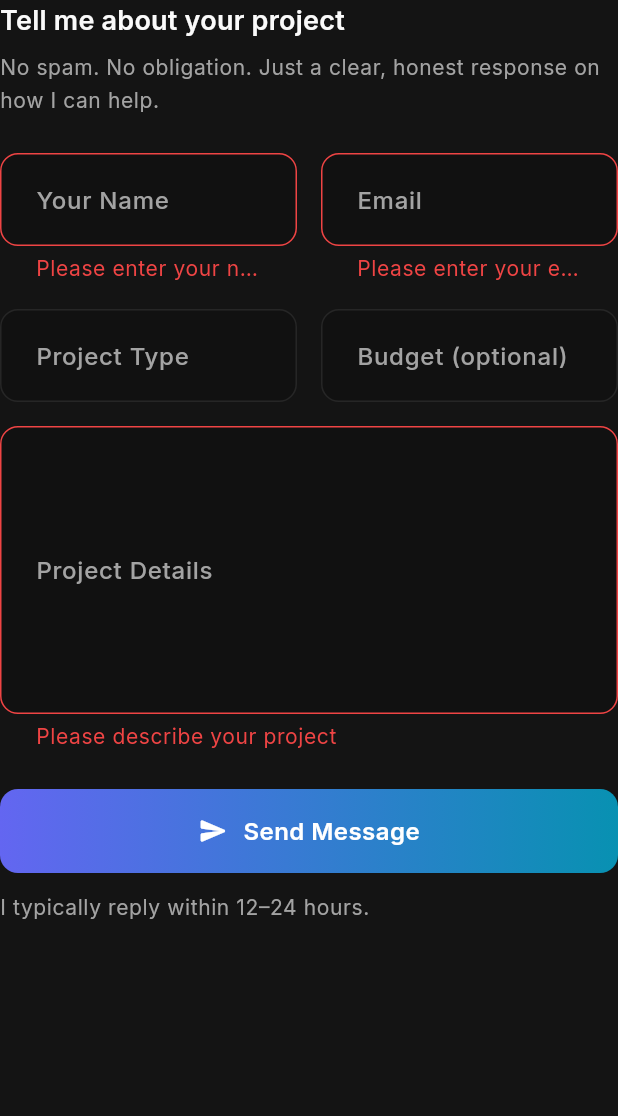
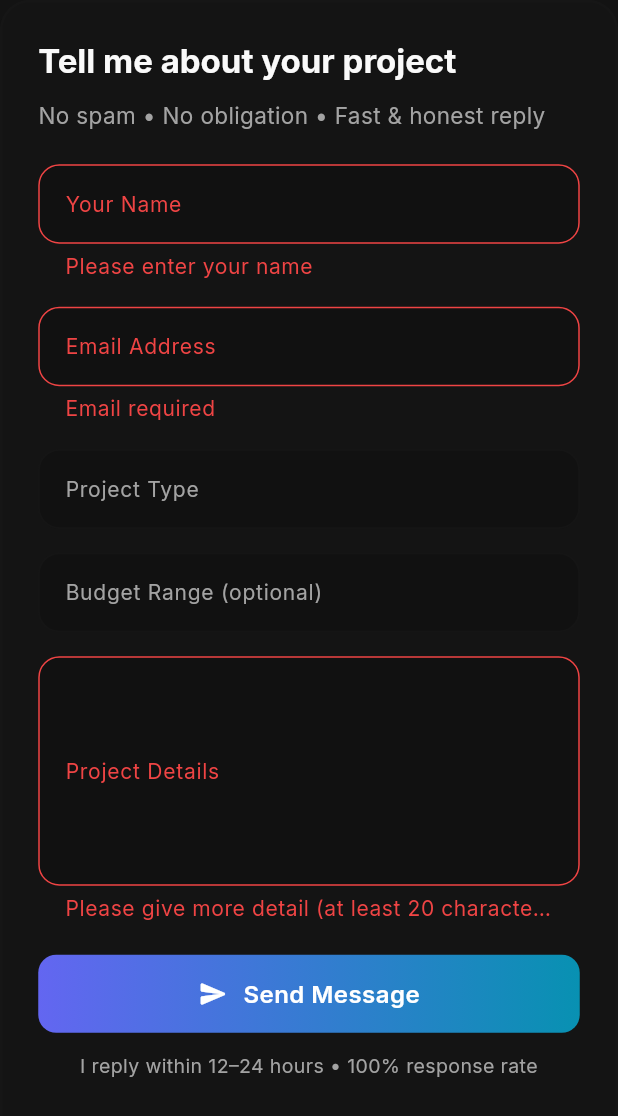
Before and after one commit to Sanaullah49/sanaullah, a Flutter app: the ContactForm widget shown alone on an empty page, opened directly, after a tap on "Send Message", on a phone screen of 412 x 824 dp. Shown: the top 1116 px of the screen. Run offline on Flutter 3.47's test engine with Material 3 defaults, Android fonts, the phone set to English and light mode, and no system bars; our stand-ins replace animated_text_kit, firebase_core, flutter_markdown_plus, flutter_riverpod, font_awesome_flutter, go_router and 3 more; accounts and stored records are empty.

Commit message:
contact responsive

```diff
--- a/lib/features/home/widgets/contact_form.dart
+++ b/lib/features/home/widgets/contact_form.dart
@@ -1,6 +1,8 @@
 import 'package:flutter/material.dart';
 
+import '../../../core/theme/app_colors.dart';
 import '../../../core/theme/theme_provider.dart';
+import '../../../core/utils/responsive_utils.dart';
 import '../../../core/utils/url_launcher_utils.dart';
 import '../../../core/widgets/primary_button.dart';
 
@@ -13,10 +15,9 @@ class ContactForm extends StatefulWidget {
 
 class _ContactFormState extends State<ContactForm> {
   final _formKey = GlobalKey<FormState>();
-
   final _nameCtrl = TextEditingController();
   final _emailCtrl = TextEditingController();
-  final _projectTypeCtrl = TextEditingController();
+  final _projectCtrl = TextEditingController();
   final _budgetCtrl = TextEditingController();
   final _messageCtrl = TextEditingController();
 
@@ -26,59 +27,48 @@ class _ContactFormState extends State<ContactForm> {
   void dispose() {
     _nameCtrl.dispose();
     _emailCtrl.dispose();
-    _projectTypeCtrl.dispose();
+    _projectCtrl.dispose();
     _budgetCtrl.dispose();
     _messageCtrl.dispose();
     super.dispose();
   }
 
   Future<void> _submit() async {
-    final form = _formKey.currentState;
-    if (form == null || !form.validate()) return;
+    if (!_formKey.currentState!.validate()) return;
 
     setState(() => _isSubmitting = true);
 
-    final name = _nameCtrl.text.trim();
-    final email = _emailCtrl.text.trim();
-    final projectType = _projectTypeCtrl.text.trim();
-    final budget = _budgetCtrl.text.trim();
-    final message = _messageCtrl.text.trim();
-
-    final subject = 'New Project Inquiry from $name';
     final body =
         '''
-Name: $name
-Email: $email
-Project Type: ${projectType.isEmpty ? 'Not specified' : projectType}
-Budget: ${budget.isEmpty ? 'Not specified' : budget}
+Name: ${_nameCtrl.text}
+Email: ${_emailCtrl.text}
+Project: ${_projectCtrl.text}
+Budget: ${_budgetCtrl.text}
 
 Message:
-$message
+${_messageCtrl.text}
     ''';
 
     try {
-      await UrlLauncherUtils.launchEmail(subject: subject, body: body);
+      await UrlLauncherUtils.launchEmail(
+        subject: 'New Project Inquiry – ${_nameCtrl.text}',
+        body: body,
+      );
 
       if (mounted) {
         ScaffoldMessenger.of(context).showSnackBar(
-          const SnackBar(
-            content: Text('Opening your email client. Please review and send.'),
-          ),
+          const SnackBar(content: Text('Opening email client...')),
         );
       }
 
       _formKey.currentState?.reset();
-      _projectTypeCtrl.clear();
+      _projectCtrl.clear();
       _budgetCtrl.clear();
       _messageCtrl.clear();
-    } catch (_) {
+    } catch (e) {
       if (mounted) {
         ScaffoldMessenger.of(context).showSnackBar(
-          const SnackBar(
-            content: Text(
-              'Could not open email client. Please contact directly.',
-            ),
-          ),
+          const SnackBar(content: Text('Could not open email app')),
         );
       }
     } finally {
@@ -90,59 +80,104 @@ $message
 
   @override
   Widget build(BuildContext context) {
-    final textTheme = context.textTheme;
-    final colorScheme = context.colorScheme;
+    final isDark = context.isDarkMode;
+    final isMobile = context.isMobile;
+    final isSmallMobile = MediaQuery.of(context).size.width < 380;
 
-    return Form(
+    return AnimatedContainer(
+      duration: const Duration(milliseconds: 300),
+      padding: EdgeInsets.all(
+        context.responsive(
+          mobile: isSmallMobile ? 20 : 24,
+          tablet: 26,
+          desktop: 28,
+        ),
+      ),
+      decoration: BoxDecoration(
+        color: isDark ? AppColors.darkCard : AppColors.lightCard,
+        borderRadius: BorderRadius.circular(
+          context.responsive(mobile: 20, tablet: 22, desktop: 24),
+        ),
+        border: Border.all(
+          color: Theme.of(context).colorScheme.outline.withValues(alpha: 0.12),
+          width: 1.5,
+        ),
+        boxShadow: [
+          BoxShadow(
+            color: Colors.black.withValues(alpha: isDark ? 0.3 : 0.08),
+            blurRadius: 30,
+            offset: const Offset(0, 10),
+          ),
+        ],
+      ),
+      child: Form(
         key: _formKey,
         child: Column(
           crossAxisAlignment: CrossAxisAlignment.start,
           children: [
             Text(
               'Tell me about your project',
-            style: textTheme.titleMedium?.copyWith(fontWeight: FontWeight.w600),
-          ),
-          const SizedBox(height: 8),
-          Text(
-            'No spam. No obligation. Just a clear, honest response on how I can help.',
-            style: textTheme.bodySmall?.copyWith(
-              color: colorScheme.onSurfaceVariant,
+              style: Theme.of(context).textTheme.titleLarge?.copyWith(
+                fontSize: isSmallMobile ? 20 : 22,
+                fontWeight: FontWeight.bold,
               ),
             ),
-          const SizedBox(height: 24),
+            SizedBox(height: isSmallMobile ? 6 : 8),
+            Text(
+              'No spam • No obligation • Fast & honest reply',
+              style: TextStyle(
+                color: Theme.of(context).colorScheme.onSurfaceVariant,
+                fontSize: isSmallMobile ? 13 : 15,
+              ),
+            ),
+            SizedBox(
+              height: context.responsive(mobile: 20, tablet: 24, desktop: 28),
+            ),
 
+            if (isMobile) ...[
+              _FormField(
+                controller: _nameCtrl,
+                label: 'Your Name',
+                hint: 'John Doe',
+                validator: (v) => (v?.trim().isEmpty ?? true)
+                    ? 'Please enter your name'
+                    : null,
+              ),
+              const SizedBox(height: 16),
+              _FormField(
+                controller: _emailCtrl,
+                label: 'Email Address',
+                hint: 'you@example.com',
+                keyboardType: TextInputType.emailAddress,
+                validator: (v) {
+                  if (v?.isEmpty ?? true) return 'Email required';
+                  if (!v!.contains('@')) return 'Invalid email';
+                  return null;
+                },
+              ),
+            ] else
               Row(
                 children: [
                   Expanded(
-                child: _TextField(
+                    child: _FormField(
                       controller: _nameCtrl,
                       label: 'Your Name',
                       hint: 'John Doe',
-                  textInputAction: TextInputAction.next,
-                  validator: (value) {
-                    if (value == null || value.trim().isEmpty) {
-                      return 'Please enter your name';
-                    }
-                    return null;
-                  },
+                      validator: (v) => (v?.trim().isEmpty ?? true)
+                          ? 'Please enter your name'
+                          : null,
                     ),
                   ),
                   const SizedBox(width: 16),
                   Expanded(
-                child: _TextField(
+                    child: _FormField(
                       controller: _emailCtrl,
-                  label: 'Email',
+                      label: 'Email Address',
                       hint: 'you@example.com',
                       keyboardType: TextInputType.emailAddress,
-                  textInputAction: TextInputAction.next,
-                  validator: (value) {
-                    final v = value?.trim() ?? '';
-                    if (v.isEmpty) return 'Please enter your email';
-                    if (!RegExp(
-                      r'^[\w-\.]+@([\w-]+\.)+[\w-]{2,4}$',
-                    ).hasMatch(v)) {
-                      return 'Enter a valid email';
-                    }
+                      validator: (v) {
+                        if (v?.isEmpty ?? true) return 'Email required';
+                        if (!v!.contains('@')) return 'Invalid email';
                         return null;
                       },
                     ),
@@ -151,112 +186,149 @@ $message
               ),
             const SizedBox(height: 16),
 
+            if (isMobile) ...[
+              _FormField(
+                controller: _projectCtrl,
+                label: 'Project Type',
+                hint: 'e.g. Fintech, SaaS, Healthcare',
+              ),
+              const SizedBox(height: 16),
+              _FormField(
+                controller: _budgetCtrl,
+                label: 'Budget Range (optional)',
+                hint: '\$5k – \$20k',
+              ),
+            ] else
               Row(
                 children: [
                   Expanded(
-                child: _TextField(
-                  controller: _projectTypeCtrl,
+                    child: _FormField(
+                      controller: _projectCtrl,
                       label: 'Project Type',
-                  hint: 'e.g. Fintech app, Healthcare app',
-                  textInputAction: TextInputAction.next,
+                      hint: 'e.g. Fintech, SaaS, Healthcare',
                     ),
                   ),
                   const SizedBox(width: 16),
                   Expanded(
-                child: _TextField(
+                    child: _FormField(
                       controller: _budgetCtrl,
-                  label: 'Budget (optional)',
-                  hint: '\$2000 - \$5000',
-                  keyboardType: TextInputType.text,
-                  textInputAction: TextInputAction.next,
+                      label: 'Budget Range (optional)',
+                      hint: '\$5k – \$20k',
                     ),
                   ),
                 ],
               ),
             const SizedBox(height: 16),
 
-          _TextField(
+            _FormField(
               controller: _messageCtrl,
               label: 'Project Details',
-            hint:
-                'Share a quick overview: goals, deadlines, must-have features...',
-            maxLines: 6,
-            textInputAction: TextInputAction.newline,
-            validator: (value) {
-              if (value == null || value.trim().isEmpty) {
-                return 'Please describe your project';
-              }
-              if (value.trim().length < 20) {
-                return 'Give a bit more detail so I can respond properly';
-              }
-              return null;
-            },
+              hint: 'Share your goals, timeline, must-have features...',
+              maxLines: isMobile ? 5 : 6,
+              validator: (v) => (v?.trim().length ?? 0) < 20
+                  ? 'Please give more detail (at least 20 characters)'
+                  : null,
             ),
-          const SizedBox(height: 24),
 
-          Row(
-            children: [
-              Expanded(
+            SizedBox(
+              height: context.responsive(mobile: 20, tablet: 24, desktop: 28),
+            ),
+
+            SizedBox(
+              width: double.infinity,
               child: PrimaryButton(
-                  text: 'Send Message',
+                text: _isSubmitting ? 'Opening email...' : 'Send Message',
                 icon: Icons.send_rounded,
                 isLoading: _isSubmitting,
                 onPressed: _isSubmitting ? null : _submit,
+                height: context.responsive(
+                  mobile: isSmallMobile ? 50 : 52,
+                  tablet: 54,
+                  desktop: 56,
+                ),
+              ),
+            ),
+
+            SizedBox(height: isSmallMobile ? 10 : 12),
+
+            Center(
+              child: Text(
+                'I reply within 12–24 hours • 100% response rate',
+                style: TextStyle(
+                  fontSize: isSmallMobile ? 12 : 13,
+                  color: Theme.of(context).colorScheme.onSurfaceVariant,
+                ),
+                textAlign: TextAlign.center,
               ),
             ),
           ],
         ),
-          const SizedBox(height: 12),
-          Text(
-            'I typically reply within 12–24 hours.',
-            style: textTheme.bodySmall?.copyWith(
-              color: colorScheme.onSurfaceVariant,
-            ),
-          ),
-        ],
       ),
     );
   }
 }
 
-class _TextField extends StatelessWidget {
+class _FormField extends StatelessWidget {
   final TextEditingController controller;
   final String label;
-  final String hint;
+  final String? hint;
   final int maxLines;
-  final TextInputAction textInputAction;
-  final TextInputType keyboardType;
+  final TextInputType? keyboardType;
   final String? Function(String?)? validator;
 
-  const _TextField({
+  const _FormField({
     required this.controller,
     required this.label,
-    required this.hint,
+    this.hint,
     this.maxLines = 1,
-    this.textInputAction = TextInputAction.next,
-    this.keyboardType = TextInputType.text,
+    this.keyboardType,
     this.validator,
   });
 
   @override
   Widget build(BuildContext context) {
-    final colorScheme = context.colorScheme;
-
-    final effectiveKeyboardType =
-        (textInputAction == TextInputAction.newline && maxLines > 1)
-        ? TextInputType.multiline
-        : keyboardType;
+    final isMobile = context.isMobile;
+    final isSmallMobile = MediaQuery.of(context).size.width < 380;
 
     return TextFormField(
       controller: controller,
       maxLines: maxLines,
-      textInputAction: textInputAction,
-      keyboardType: effectiveKeyboardType,
+      keyboardType: keyboardType,
       validator: validator,
-      style: context.textTheme.bodyMedium?.copyWith(
-        color: colorScheme.onSurface,
+      style: Theme.of(
+        context,
+      ).textTheme.bodyMedium?.copyWith(fontSize: isSmallMobile ? 14 : 15),
+      decoration: InputDecoration(
+        labelText: label,
+        hintText: hint,
+        labelStyle: TextStyle(fontSize: isSmallMobile ? 13 : 14),
+        hintStyle: TextStyle(fontSize: isSmallMobile ? 13 : 14),
+        contentPadding: EdgeInsets.symmetric(
+          horizontal: isMobile ? 14 : 16,
+          vertical: isMobile ? 14 : 16,
         ),
-      decoration: InputDecoration(labelText: label, hintText: hint),
+        border: OutlineInputBorder(
+          borderRadius: BorderRadius.circular(isMobile ? 14 : 16),
+        ),
+        enabledBorder: OutlineInputBorder(
+          borderRadius: BorderRadius.circular(isMobile ? 14 : 16),
+          borderSide: BorderSide(
+            color: Theme.of(context).colorScheme.outline.withValues(alpha: 0.2),
+          ),
+        ),
+        focusedBorder: OutlineInputBorder(
+          borderRadius: BorderRadius.circular(isMobile ? 14 : 16),
+          borderSide: BorderSide(color: AppColors.primary, width: 2),
+        ),
+        errorBorder: OutlineInputBorder(
+          borderRadius: BorderRadius.circular(isMobile ? 14 : 16),
+          borderSide: BorderSide(color: AppColors.error),
+        ),
+        focusedErrorBorder: OutlineInputBorder(
+          borderRadius: BorderRadius.circular(isMobile ? 14 : 16),
+          borderSide: BorderSide(color: AppColors.error, width: 2),
+        ),
+      ),
     );
   }
 }
```
Also changed, not shown: lib/features/home/sections/contact_section.dart (+118 -124 lines). Lines whose indentation alone changed are shown as unchanged.
